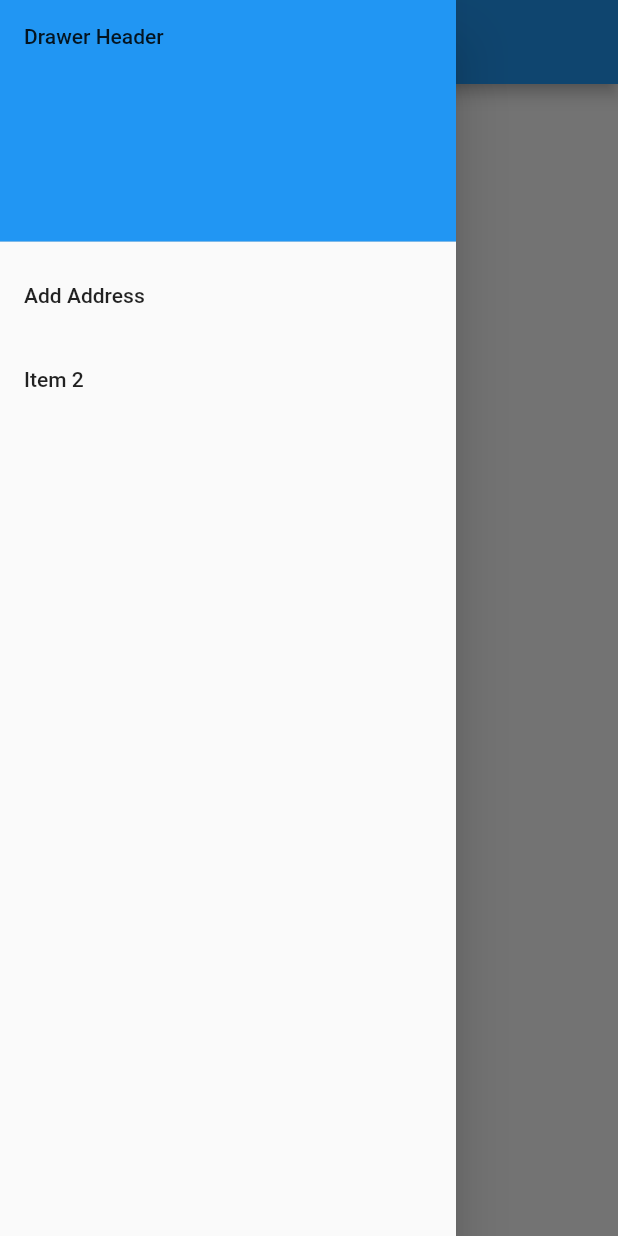
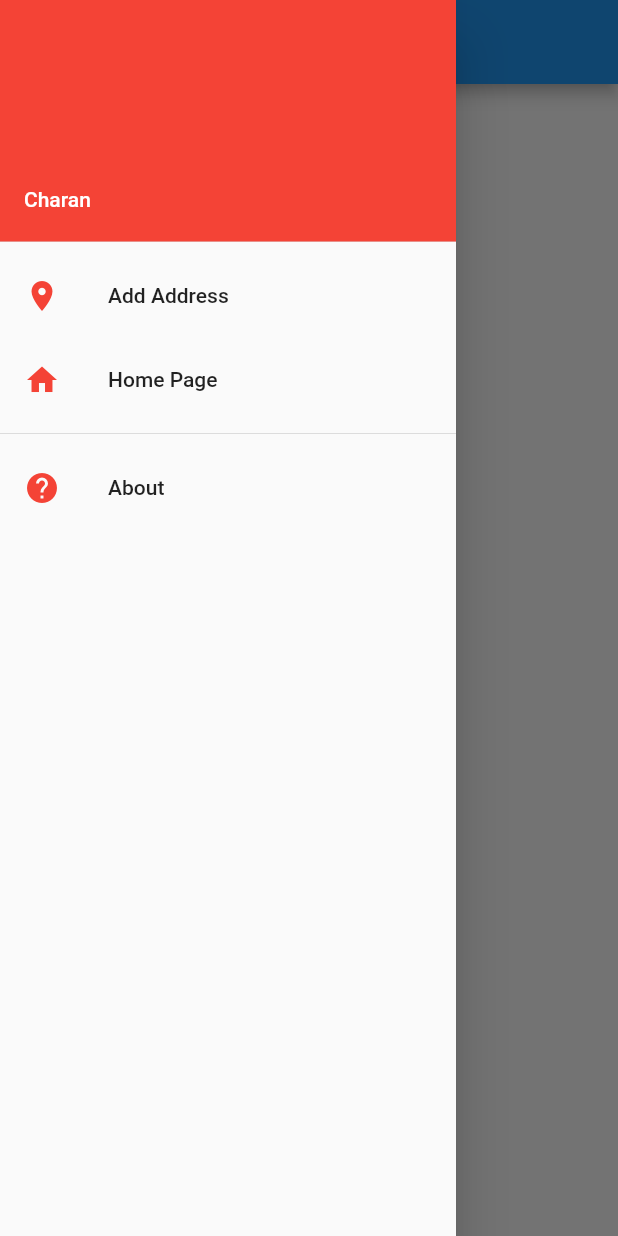
Before and after one commit to charan1922/Flutter_UI_practice, a Flutter app: the screen it shows after launch, with the side drawer open, on a phone screen of 412 x 824 dp. Run offline on Flutter 3.47's test engine with Material 2 defaults, Android fonts, the phone set to English and light mode, and no system bars.

Commit message:
implemented drawer

```diff
--- /dev/null
+++ b/lib/DrawerHomePage.dart
@@ -0,0 +1,93 @@
+import 'package:flutter/material.dart';
+import 'chat.dart';
+
+class MyHomePage extends StatefulWidget {
+  MyHomePage({Key key, this.title}) : super(key: key);
+
+  final String title;
+
+  @override
+  _MyHomePageState createState() => new _MyHomePageState();
+}
+
+class _MyHomePageState extends State<MyHomePage> {
+  int _counter = 0;
+
+  void _incrementCounter() {
+    setState(() {
+      _counter++;
+    });
+  }
+
+  @override
+  Widget build(BuildContext context) {
+    // This method is rerun every time setState is called, for instance as done
+    // by the _incrementCounter method above.
+    //
+    // The Flutter framework has been optimized to make rerunning build methods
+    // fast, so that you can just rebuild anything that needs updating rather
+    // than having to individually change instances of widgets.
+    return new Scaffold(
+      appBar: new AppBar(
+        // Here we take the value from the MyHomePage object that was created by
+        // the App.build method, and use it to set our appbar title.
+        title: new Text(widget.title),
+      ),
+      body: Center(child: Text(' Page!')),
+      drawer: Drawer(
+        // Add a ListView to the drawer. This ensures the user can scroll
+        // through the options in the Drawer if there isn't enough vertical
+        // space to fit everything.
+        child: ListView(
+          // Important: Remove any padding from the ListView.
+          padding: EdgeInsets.zero,
+          children: <Widget>[
+            UserAccountsDrawerHeader(
+              accountName: Text("Charan"),
+              decoration: new BoxDecoration(
+                color: Colors.red,
+              ),
+            ),
+            ListTile(
+              leading: Icon(
+                Icons.location_on,
+                color: Colors.red,
+              ),
+              title: Text('Add Address'),
+              onTap: () {
+                Navigator.push(
+                  context,
+                  MaterialPageRoute(builder: (context) => ChatScreen()),
+                );
+              },
+            ),
+            ListTile(
+              leading: Icon(
+                Icons.home,
+                color: Colors.red,
+              ),
+              title: Text('Home Page'),
+              onTap: () {
+                Navigator.pop(context);
+              },
+            ),
+            Divider(),
+            ListTile(
+              leading: Icon(Icons.help, color: Colors.red),
+              title: Text('About'),
+              onTap: () {
+                Navigator.pop(context);
+              },
+            ),
+          ],
+        ),
+      ),
+
+      // floatingActionButton: new FloatingActionButton(
+      //   onPressed: _incrementCounter,
+      //   tooltip: 'Increment',
+      //   child: new Icon(Icons.add),
+      // ), // This trailing comma makes auto-formatting nicer for build methods.
+    );
+  }
+}
--- a/lib/main.dart
+++ b/lib/main.dart
@@ -1,5 +1,7 @@
 import 'package:flutter/material.dart';
 import 'chat.dart';
+import 'DrawerHomePage.dart';
+
 void main() => runApp(new MyApp());
 
 class MyApp extends StatelessWidget {
@@ -15,87 +17,3 @@ class MyApp extends StatelessWidget {
     );
   }
 }
-
-
-class MyHomePage extends StatefulWidget {
-  MyHomePage({Key key, this.title}) : super(key: key);
-
-  final String title;
-
-  @override
-  _MyHomePageState createState() => new _MyHomePageState();
-}
-
-class _MyHomePageState extends State<MyHomePage> {
-  int _counter = 0;
-
-  void _incrementCounter() {
-    setState(() {
-      _counter++;
-    });
-  }
-
-  @override
-  Widget build(BuildContext context) {
-    // This method is rerun every time setState is called, for instance as done
-    // by the _incrementCounter method above.
-    //
-    // The Flutter framework has been optimized to make rerunning build methods
-    // fast, so that you can just rebuild anything that needs updating rather
-    // than having to individually change instances of widgets.
-    return new Scaffold(
-      appBar: new AppBar(
-        // Here we take the value from the MyHomePage object that was created by
-        // the App.build method, and use it to set our appbar title.
-        title: new Text(widget.title),
-      ),
-      body: Center(child: Text(' Page!')),
-      drawer: Drawer(
-        // Add a ListView to the drawer. This ensures the user can scroll
-        // through the options in the Drawer if there isn't enough vertical
-        // space to fit everything.
-        child: ListView(
-          // Important: Remove any padding from the ListView.
-          padding: EdgeInsets.zero,
-          children: <Widget>[
-            DrawerHeader(
-              child: Text('Drawer Header'),
-              decoration: BoxDecoration(
-                color: Colors.blue,
-              ),
-            ),
-            ListTile(
-              title: Text('Add Address'),
-              onTap: () {
-                // Update the state of the app
-                // ...
-                // Then close the drawer
-                // Navigator.pop(context);
-                Navigator.push(
-                  context,
-                  MaterialPageRoute(builder: (context) => ChatScreen()),
-                );
-
-              },
-            ),
-            ListTile(
-              title: Text('Item 2'),
-              onTap: () {
-                // Update the state of the app
-                // ...
-                // Then close the drawer
-                Navigator.pop(context);
-              },
-            ),
-          ],
-        ),
-      ),
-
-      // floatingActionButton: new FloatingActionButton(
-      //   onPressed: _incrementCounter,
-      //   tooltip: 'Increment',
-      //   child: new Icon(Icons.add),
-      // ), // This trailing comma makes auto-formatting nicer for build methods.
-    );
-  }
-}
```
Also changed, not shown: 1 other file.
